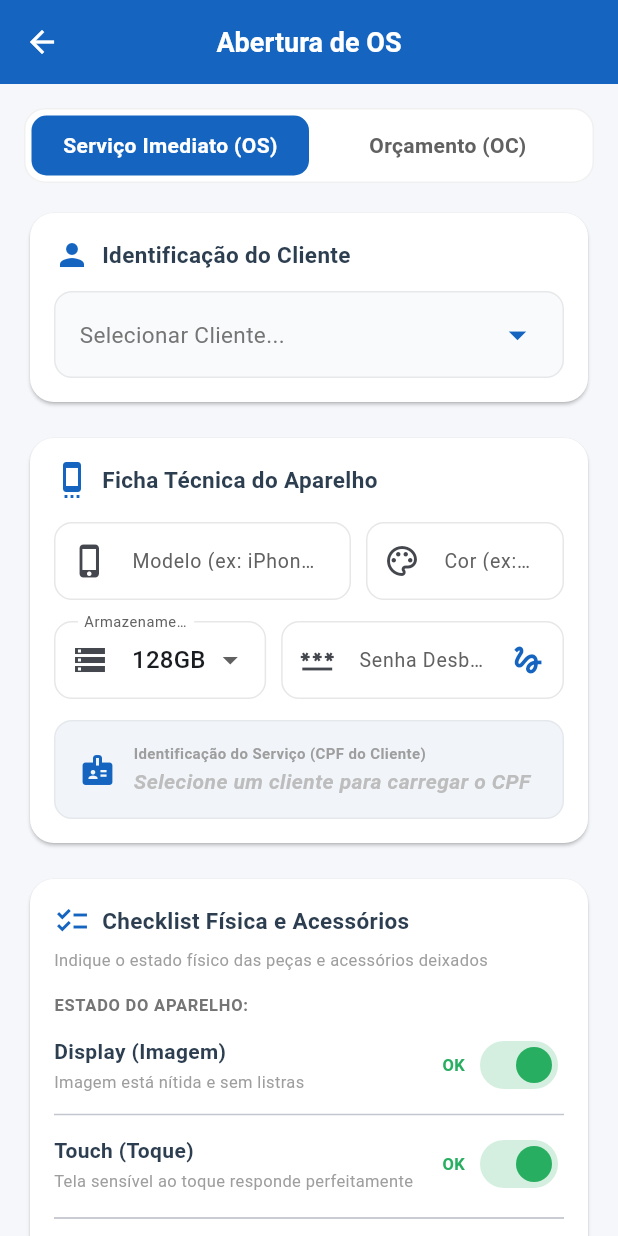
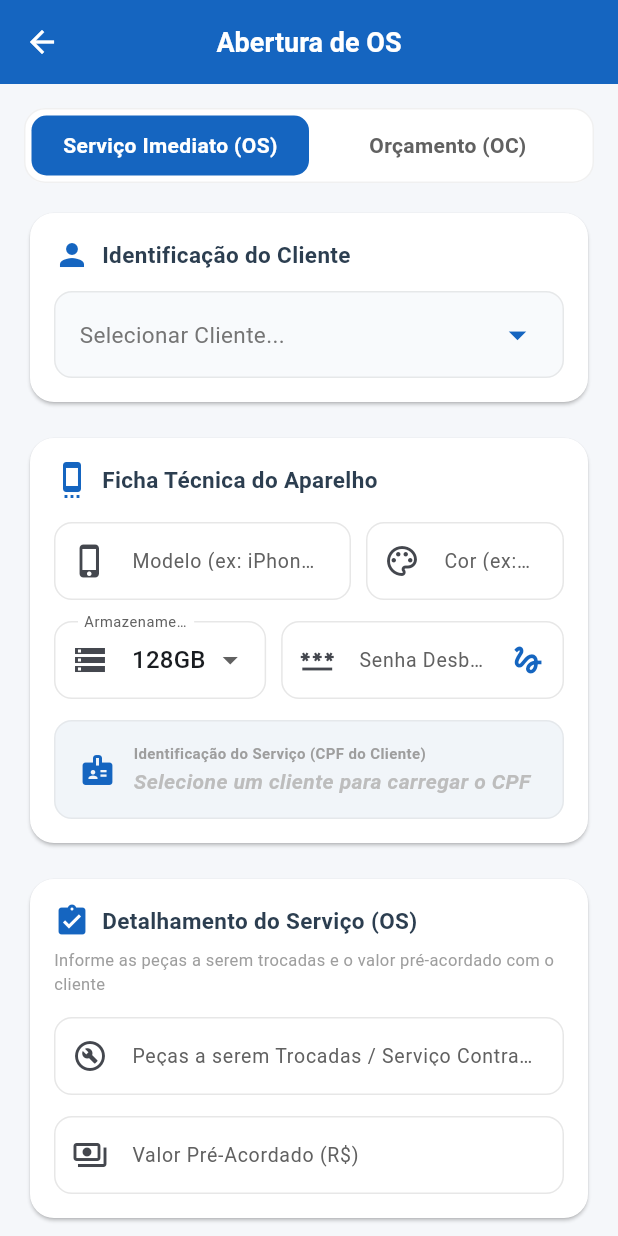
Before and after one commit to AnthyGuedes/Telecell-Mobile, a Flutter app: the CadastroOsPage screen opened by its route, on a phone screen of 412 x 824 dp. Run offline on Flutter 3.47's test engine with Material 3 defaults, Android fonts, the phone set to English and light mode, and no system bars; our stand-ins replace drift; accounts and stored records are empty; generated files the repository leaves out were written again.

Commit message:
feat: Adicionado detalhamento de serviço e valor para OS direta

```diff
--- a/lib/screens/cadastro_os_page.dart
+++ b/lib/screens/cadastro_os_page.dart
@@ -23,6 +23,10 @@ class _CadastroOsPageState extends State<CadastroOsPage> {
   String _armazenamento = '128GB';
   final _senhaController = TextEditingController();
   final _problemaController = TextEditingController();
+
+  // Novos controladores para detalhamento da OS direta
+  final _servicoPrevistoController = TextEditingController();
+  final _valorPrevistoController = TextEditingController();
 
   bool _displayOk = true;
   bool _touchOk = true;
@@ -50,6 +54,8 @@ class _CadastroOsPageState extends State<CadastroOsPage> {
     _corController.dispose();
     _senhaController.dispose();
     _problemaController.dispose();
+    _servicoPrevistoController.dispose();
+    _valorPrevistoController.dispose();
     super.dispose();
   }
 
@@ -187,6 +193,8 @@ class _CadastroOsPageState extends State<CadastroOsPage> {
         checkTouch: drift.Value(_touchOk),
         problemaRelatado: drift.Value(problemaCompleto),
         status: drift.Value(_tipoRegistro == 'OS' ? 'Em Manutenção' : 'Pendente'),
+        servicoExecutado: _tipoRegistro == 'OS' ? drift.Value(_servicoPrevistoController.text.trim()) : const drift.Value.absent(),
+        valor: _tipoRegistro == 'OS' ? drift.Value(double.tryParse(_valorPrevistoController.text.replaceAll(',', '.')) ?? 0.0) : const drift.Value.absent(),
       );
 
       try {
@@ -245,6 +253,12 @@ class _CadastroOsPageState extends State<CadastroOsPage> {
                 // Ficha Técnica do Aparelho (Marca, Cor, Senha, CPF do Cliente)
                 _buildTechnicalSpecsSection(),
                 const SizedBox(height: 16),
+
+                // Detalhamento de Serviço contratado direto (Apenas para OS)
+                if (_tipoRegistro == 'OS') ...[
+                  _buildDetalhamentoServicoCard(),
+                  const SizedBox(height: 16),
+                ],
 
                 // Checklist de Entrada Físico e Acessórios
                 _buildChecklistSection(),
@@ -454,6 +468,72 @@ class _CadastroOsPageState extends State<CadastroOsPage> {
             child: const Text('Puxar Dados', style: TextStyle(fontSize: 11, fontWeight: FontWeight.bold)),
           ),
         ],
+      ),
+    );
+  }
+
+  Widget _buildDetalhamentoServicoCard() {
+    return Card(
+      color: Colors.white,
+      shape: RoundedRectangleBorder(borderRadius: BorderRadius.circular(16)),
+      elevation: 1,
+      child: Padding(
+        padding: const EdgeInsets.all(16.0),
+        child: Column(
+          crossAxisAlignment: CrossAxisAlignment.start,
+          children: [
+            const Row(
+              children: [
+                Icon(Icons.assignment_turned_in, color: Color(0xFF1565C0)),
+                SizedBox(width: 8),
+                Text(
+                  'Detalhamento do Serviço (OS)',
+                  style: TextStyle(fontSize: 15, fontWeight: FontWeight.bold, color: Color(0xFF2C3E50)),
+                ),
+              ],
+            ),
+            const SizedBox(height: 6),
+            Text(
+              'Informe as peças a serem trocadas e o valor pré-acordado com o cliente',
+              style: TextStyle(fontSize: 11, color: Colors.grey[500]),
+            ),
+            const SizedBox(height: 14),
+
+            TextFormField(
+              controller: _servicoPrevistoController,
+              decoration: const InputDecoration(
+                labelText: 'Peças a serem Trocadas / Serviço Contratado',
+                prefixIcon: Icon(Icons.build_circle_outlined),
+                hintText: 'Ex: Troca de bateria e conector de carga...',
+              ),
+              validator: (v) {
+                if (_tipoRegistro == 'OS' && (v == null || v.isEmpty)) {
+                  return 'Informe o serviço a ser realizado na OS';
+                }
+                return null;
+              },
+            ),
+            const SizedBox(height: 14),
+
+            TextFormField(
+              controller: _valorPrevistoController,
+              decoration: const InputDecoration(
+                labelText: 'Valor Pré-Acordado (R\$)',
+                prefixIcon: Icon(Icons.payments_outlined),
+                hintText: '0,00',
+              ),
+              keyboardType: TextInputType.number,
+              validator: (v) {
+                if (_tipoRegistro == 'OS') {
+                  if (v == null || v.isEmpty) return 'Informe o valor do serviço';
+                  final parse = double.tryParse(v.replaceAll(',', '.'));
+                  if (parse == null || parse < 0) return 'Valor inválido';
+                }
+                return null;
+              },
+            ),
+          ],
+        ),
       ),
     );
   }
```
